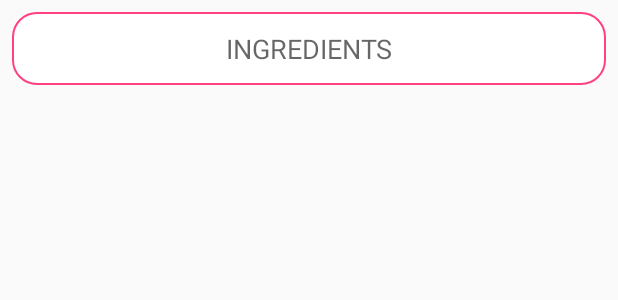
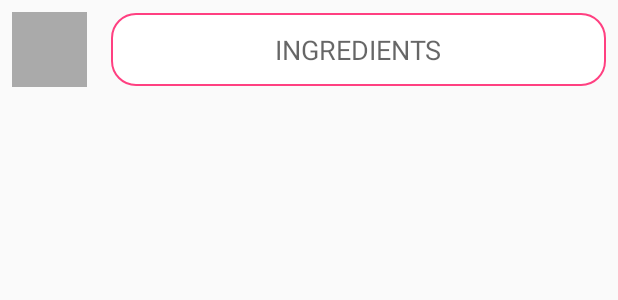
Before and after one commit to iamzeus4u/BakingGuide, an Android app: the layout recipe_steps_recyclerview_item.xml on its own in the app's theme, with its tools: preview values and no code run, on a phone screen of 412 x 824 dp. Shown: the top 300 px of the screen. Run offline under Robolectric (Android 15) with nearby library versions, the phone set to English and light mode, and no system bars.

Commit message:
Step Thumbnail

```diff
--- a/app/src/main/res/layout/recipe_steps_recyclerview_item.xml
+++ b/app/src/main/res/layout/recipe_steps_recyclerview_item.xml
@@ -1,19 +1,29 @@
 <?xml version="1.0" encoding="utf-8"?>
 <LinearLayout xmlns:android="http://schemas.android.com/apk/res/android"
+    xmlns:app="http://schemas.android.com/apk/res-auto"
     xmlns:tools="http://schemas.android.com/tools"
     android:layout_width="match_parent"
     android:layout_height="wrap_content"
-    android:orientation="vertical">
+    android:orientation="horizontal">
+
+    <ImageView
+        android:id="@+id/step_image_imageView"
+        android:layout_width="50dp"
+        android:layout_height="50dp"
+        android:layout_margin="8dp"
+        app:srcCompat="@android:color/darker_gray"
+        android:contentDescription="@string/image_description" />
 
     <TextView
         android:id="@+id/title"
         android:layout_width="match_parent"
         android:layout_height="wrap_content"
         android:layout_margin="@dimen/text_margin"
+        android:layout_gravity="center_vertical"
         android:textAlignment="center"
         android:textAllCaps="true"
         tools:text="@string/recipe_ingredient_item_title"
         android:background="@drawable/textview_background"
-        android:textAppearance="@style/TextAppearance.AppCompat.Medium" />
+        android:textAppearance="@style/TextAppearance.AppCompat.Medium"/>
 
 </LinearLayout>
```
Also changed, not shown: app/src/main/java/xyz/jovialconstruct/zeus/bakingguide/RecipeActivity.java (+12 -0 lines).
